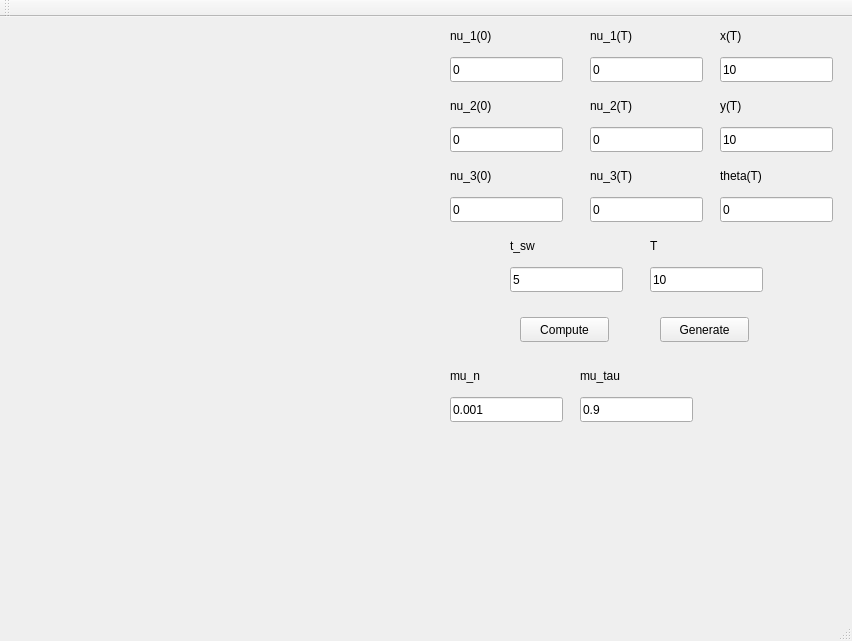
Before: the Qt Designer form mainwindow.ui in DifferentialOrange/custom-omni-wheel-vehicle-control, drawn with Qt 5.
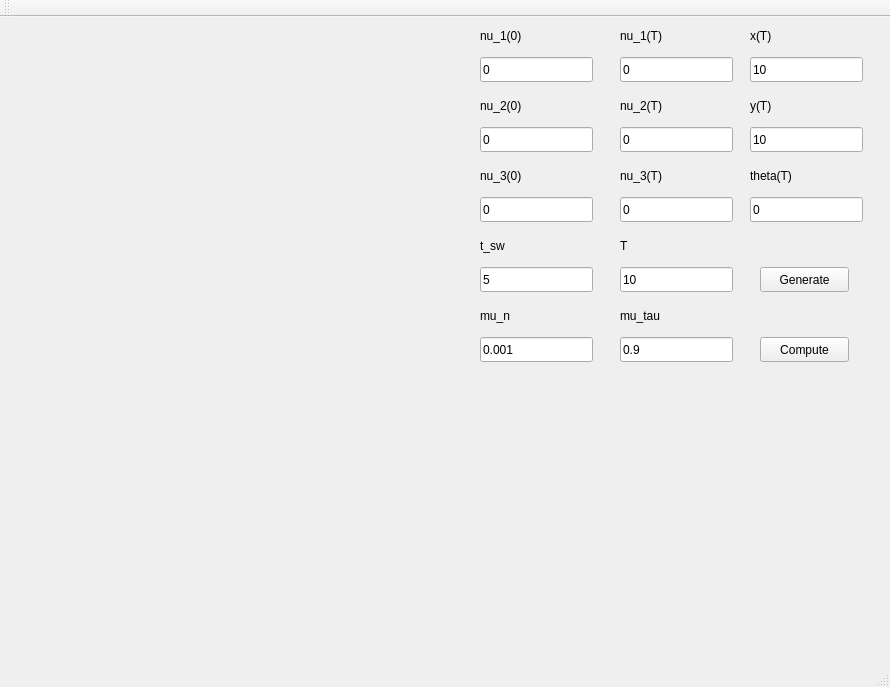
After: the same form once the commit is applied. Custom widgets are drawn as their Qt base class.

Commit message: Separate friction coefficients plot

What changed in the file:
```diff
--- a/mainwindow.ui
+++ b/mainwindow.ui
@@ -6,8 +6,8 @@
    <rect>
     <x>0</x>
     <y>0</y>
-    <width>852</width>
-    <height>641</height>
+    <width>890</width>
+    <height>687</height>
    </rect>
   </property>
   <property name="windowTitle">
@@ -27,7 +27,7 @@
    <widget class="QLineEdit" name="lineEdit_nu_1_0">
     <property name="geometry">
      <rect>
-      <x>450</x>
+      <x>480</x>
       <y>40</y>
       <width>113</width>
       <height>25</height>
@@ -40,7 +40,7 @@
    <widget class="QLabel" name="label">
     <property name="geometry">
      <rect>
-      <x>450</x>
+      <x>480</x>
       <y>10</y>
       <width>67</width>
       <height>17</height>
@@ -53,7 +53,7 @@
    <widget class="QLabel" name="label_2">
     <property name="geometry">
      <rect>
-      <x>450</x>
+      <x>480</x>
       <y>80</y>
       <width>67</width>
       <height>17</height>
@@ -66,7 +66,7 @@
    <widget class="QLineEdit" name="lineEdit_nu_2_0">
     <property name="geometry">
      <rect>
-      <x>450</x>
+      <x>480</x>
       <y>110</y>
       <width>113</width>
       <height>25</height>
@@ -79,7 +79,7 @@
    <widget class="QLabel" name="label_3">
     <property name="geometry">
      <rect>
-      <x>450</x>
+      <x>480</x>
       <y>150</y>
       <width>67</width>
       <height>17</height>
@@ -92,7 +92,7 @@
    <widget class="QLineEdit" name="lineEdit_nu_3_0">
     <property name="geometry">
      <rect>
-      <x>450</x>
+      <x>480</x>
       <y>180</y>
       <width>113</width>
       <height>25</height>
@@ -105,7 +105,7 @@
    <widget class="QLabel" name="label_4">
     <property name="geometry">
      <rect>
-      <x>590</x>
+      <x>620</x>
       <y>10</y>
       <width>67</width>
       <height>17</height>
@@ -118,7 +118,7 @@
    <widget class="QLineEdit" name="lineEdit_nu_1_T">
     <property name="geometry">
      <rect>
-      <x>590</x>
+      <x>620</x>
       <y>40</y>
       <width>113</width>
       <height>25</height>
@@ -131,7 +131,7 @@
    <widget class="QLabel" name="label_5">
     <property name="geometry">
      <rect>
-      <x>590</x>
+      <x>620</x>
       <y>80</y>
       <width>67</width>
       <height>17</height>
@@ -144,7 +144,7 @@
    <widget class="QLineEdit" name="lineEdit_nu_2_T">
     <property name="geometry">
      <rect>
-      <x>590</x>
+      <x>620</x>
       <y>110</y>
       <width>113</width>
       <height>25</height>
@@ -157,7 +157,7 @@
    <widget class="QLineEdit" name="lineEdit_nu_3_T">
     <property name="geometry">
      <rect>
-      <x>590</x>
+      <x>620</x>
       <y>180</y>
       <width>113</width>
       <height>25</height>
@@ -170,7 +170,7 @@
    <widget class="QLabel" name="label_6">
     <property name="geometry">
      <rect>
-      <x>590</x>
+      <x>620</x>
       <y>150</y>
       <width>67</width>
       <height>17</height>
@@ -183,7 +183,7 @@
    <widget class="QLabel" name="label_7">
     <property name="geometry">
      <rect>
-      <x>720</x>
+      <x>750</x>
       <y>10</y>
       <width>67</width>
       <height>17</height>
@@ -196,7 +196,7 @@
    <widget class="QLineEdit" name="lineEdit_x_T">
     <property name="geometry">
      <rect>
-      <x>720</x>
+      <x>750</x>
       <y>40</y>
       <width>113</width>
       <height>25</height>
@@ -209,7 +209,7 @@
    <widget class="QLabel" name="label_8">
     <property name="geometry">
      <rect>
-      <x>720</x>
+      <x>750</x>
       <y>80</y>
       <width>67</width>
       <height>17</height>
@@ -222,7 +222,7 @@
    <widget class="QLineEdit" name="lineEdit_y_T">
     <property name="geometry">
      <rect>
-      <x>720</x>
+      <x>750</x>
       <y>110</y>
       <width>113</width>
       <height>25</height>
@@ -235,7 +235,7 @@
    <widget class="QLineEdit" name="lineEdit_theta_T">
     <property name="geometry">
      <rect>
-      <x>720</x>
+      <x>750</x>
       <y>180</y>
       <width>113</width>
       <height>25</height>
@@ -248,7 +248,7 @@
    <widget class="QLabel" name="label_9">
     <property name="geometry">
      <rect>
-      <x>720</x>
+      <x>750</x>
       <y>150</y>
       <width>67</width>
       <height>17</height>
@@ -261,7 +261,7 @@
    <widget class="QLabel" name="label_10">
     <property name="geometry">
      <rect>
-      <x>650</x>
+      <x>620</x>
       <y>220</y>
       <width>67</width>
       <height>17</height>
@@ -274,7 +274,7 @@
    <widget class="QLineEdit" name="lineEdit_t_sw">
     <property name="geometry">
      <rect>
-      <x>510</x>
+      <x>480</x>
       <y>250</y>
       <width>113</width>
       <height>25</height>
@@ -287,7 +287,7 @@
    <widget class="QLabel" name="label_11">
     <property name="geometry">
      <rect>
-      <x>510</x>
+      <x>480</x>
       <y>220</y>
       <width>67</width>
       <height>17</height>
@@ -300,7 +300,7 @@
    <widget class="QLineEdit" name="lineEdit_T">
     <property name="geometry">
      <rect>
-      <x>650</x>
+      <x>620</x>
       <y>250</y>
       <width>113</width>
       <height>25</height>
@@ -313,8 +313,8 @@
    <widget class="QPushButton" name="pushButton_compute">
     <property name="geometry">
      <rect>
-      <x>520</x>
-      <y>300</y>
+      <x>760</x>
+      <y>320</y>
       <width>89</width>
       <height>25</height>
      </rect>
@@ -326,8 +326,8 @@
    <widget class="QPushButton" name="pushButton_generate">
     <property name="geometry">
      <rect>
-      <x>660</x>
-      <y>300</y>
+      <x>760</x>
+      <y>250</y>
       <width>89</width>
       <height>25</height>
      </rect>
@@ -340,17 +340,17 @@
     <property name="geometry">
      <rect>
       <x>10</x>
-      <y>350</y>
+      <y>360</y>
       <width>431</width>
-      <height>211</height>
+      <height>251</height>
      </rect>
     </property>
    </widget>
    <widget class="QLineEdit" name="lineEdit_mu_n">
     <property name="geometry">
      <rect>
-      <x>450</x>
-      <y>380</y>
+      <x>480</x>
+      <y>320</y>
       <width>113</width>
       <height>25</height>
      </rect>
@@ -362,8 +362,8 @@
    <widget class="QLineEdit" name="lineEdit_mu_tau">
     <property name="geometry">
      <rect>
-      <x>580</x>
-      <y>380</y>
+      <x>620</x>
+      <y>320</y>
       <width>113</width>
       <height>25</height>
      </rect>
@@ -375,8 +375,8 @@
    <widget class="QLabel" name="label_12">
     <property name="geometry">
      <rect>
-      <x>450</x>
-      <y>350</y>
+      <x>480</x>
+      <y>290</y>
       <width>67</width>
       <height>17</height>
      </rect>
@@ -388,8 +388,8 @@
    <widget class="QLabel" name="label_13">
     <property name="geometry">
      <rect>
-      <x>580</x>
-      <y>350</y>
+      <x>620</x>
+      <y>290</y>
       <width>67</width>
       <height>17</height>
      </rect>
@@ -398,6 +398,16 @@
      <string>mu_tau</string>
     </property>
    </widget>
+   <widget class="QCustomPlot" name="PlotWidget_speed_coef_n" native="true">
+    <property name="geometry">
+     <rect>
+      <x>450</x>
+      <y>360</y>
+      <width>431</width>
+      <height>251</height>
+     </rect>
+    </property>
+   </widget>
   </widget>
   <widget class="QMenuBar" name="menuBar">
    <property name="geometry">
```
Left out of the diff: 4 changed lines with no effect on the pictures. The commit also changes 4 other files.
